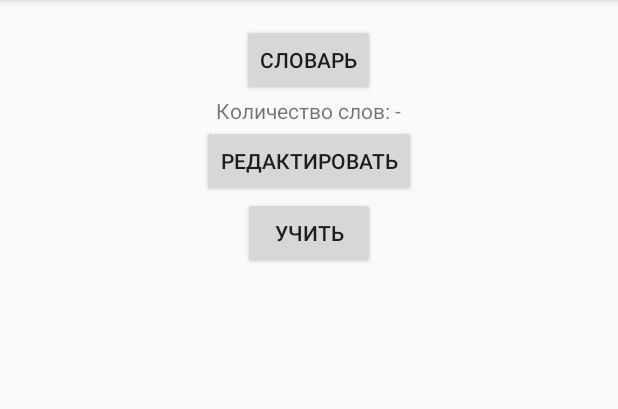
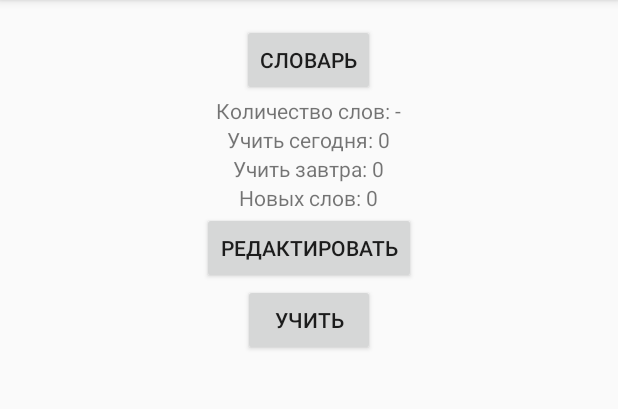
Before and after one commit to antonkoatl/mylearn, an Android app: the screen it shows after launch (MainActivity), on a phone screen of 412 x 824 dp, the part 84-493 px from its top. Run offline under Robolectric (Android 15) with nearby library versions, the phone set to English and light mode, and no system bars; 8 statements that could not run were skipped.

Commit message:
+some dict info on main, fix learn same variants in test

```diff
--- a/app/src/main/java/com/noname/mylearn/LearnAdapter.java
+++ b/app/src/main/java/com/noname/mylearn/LearnAdapter.java
@@ -15,8 +15,8 @@ import java.util.Collections;
 import java.util.List;
 
 public class LearnAdapter extends FragmentStatePagerAdapter {
-    private static final int MILLIS_IN_WEEK = (int) (604800000*0.95);
-    private static final int MILLIS_IN_DAY = (int) (86400000*0.8);
+    public static final int MILLIS_IN_WEEK = (int) (604800000*0.95);
+    public static final int MILLIS_IN_DAY = (int) (86400000*0.8);
 
     DBHelper dbHelper;
     long dictId;
--- a/app/src/main/java/com/noname/mylearn/MainActivity.java
+++ b/app/src/main/java/com/noname/mylearn/MainActivity.java
@@ -6,6 +6,7 @@ import android.content.SharedPreferences.Editor;
 import android.os.Bundle;
 import android.support.v4.app.DialogFragment;
 import android.support.v7.app.ActionBarActivity;
+import android.text.format.Time;
 import android.view.Menu;
 import android.view.MenuItem;
 import android.view.View;
@@ -22,18 +23,24 @@ public class MainActivity extends ActionBarActivity implements DictDialog.Notice
     SharedPreferences sPref;
     final String SAVED_ID_DICT = "saved_id";
 
+    DBHelper dbHelper;
+
     @Override
     protected void onCreate(Bundle savedInstanceState) {
         super.onCreate(savedInstanceState);
         setContentView(R.layout.activity_main);
 
+        dbHelper = DBHelper.getInstance(this);
+
         sPref = getPreferences(MODE_PRIVATE);
         Long idDict = sPref.getLong(SAVED_ID_DICT, -1);
         if(idDict != -1){
-            selectedDict( DBHelper.getInstance(this).getDictById(idDict) );
+            selectedDict( dbHelper.getDictById(idDict) );
         }
 
         dlg1 = new DictDialog();
+
+
     }
 
     /**@Override
@@ -110,7 +117,40 @@ public class MainActivity extends ActionBarActivity implements DictDialog.Notice
         editor.putLong(SAVED_ID_DICT, currentDict.getId());
         editor.apply();
 
+        updateDictInfo();
+
+    }
+
+    void updateDictInfo(){
+        currentDict = dbHelper.getDictById(currentDict.getId());
+
+        Time time = new Time();
+        time.setToNow();
+        long time_last_day = time.toMillis(false) - LearnAdapter.MILLIS_IN_DAY;
+        long time_last_week = time.toMillis(false) - LearnAdapter.MILLIS_IN_WEEK;
+
         TextView textLabel_wordsCount = (TextView) findViewById(R.id.wordsCountTextView);
-        textLabel_wordsCount.setText("Количество слов: " + dict.getWordsCount());
+        textLabel_wordsCount.setText("Количество слов: " + dbHelper.countWords(currentDict.getId(), 10, 100) + "/" + currentDict.getWordsCount());
+
+        TextView textLabel_wordsCount2 = (TextView) findViewById(R.id.main_words_today);
+        int today = dbHelper.countWords(currentDict.getId(), 1, 5);
+        today += dbHelper.countWords(currentDict.getId(), 6, 8, time_last_day);
+        today += dbHelper.countWords(currentDict.getId(), 9, 9, time_last_week);
+        textLabel_wordsCount2.setText("Учить сегодня: " + String.valueOf(today));
+
+        TextView textLabel_wordsCount3 = (TextView) findViewById(R.id.main_words_tomorrow);
+        int tomorrow = dbHelper.countWords(currentDict.getId(), 6, 8);
+        tomorrow += dbHelper.countWords(currentDict.getId(), 9, 9, (long) (time_last_week*0.857));
+        textLabel_wordsCount3.setText("Учить завтра: " + String.valueOf(tomorrow));
+
+        TextView textLabel_wordsCount4 = (TextView) findViewById(R.id.main_words_new);
+        int neww = dbHelper.countWords(currentDict.getId(), 0, 0);
+        textLabel_wordsCount4.setText("Новых слов: " + String.valueOf(neww));
+    }
+
+    @Override
+    public void onResume() {
+        super.onResume();
+        updateDictInfo();
     }
 }
--- a/app/src/main/res/layout/activity_main.xml
+++ b/app/src/main/res/layout/activity_main.xml
@@ -25,7 +25,7 @@
         android:text="Редактировать"
         android:id="@+id/button_editDict"
         android:onClick="buttonClick"
-        android:layout_below="@+id/wordsCountTextView"
+        android:layout_below="@+id/main_words_new"
         android:layout_centerHorizontal="true"/>
 
     <Button
@@ -44,4 +44,28 @@
         android:id="@+id/wordsCountTextView"
         android:layout_below="@+id/button_dict"
         android:layout_centerHorizontal="true"/>
+
+    <TextView
+        android:layout_width="wrap_content"
+        android:layout_height="wrap_content"
+        android:text="Учить сегодня:"
+        android:id="@+id/main_words_today"
+        android:layout_below="@+id/wordsCountTextView"
+        android:layout_centerHorizontal="true"/>
+
+    <TextView
+        android:layout_width="wrap_content"
+        android:layout_height="wrap_content"
+        android:text="Учить завтра:"
+        android:id="@+id/main_words_tomorrow"
+        android:layout_below="@+id/main_words_today"
+        android:layout_centerHorizontal="true"/>
+
+    <TextView
+        android:layout_width="wrap_content"
+        android:layout_height="wrap_content"
+        android:text="Новых слов: "
+        android:id="@+id/main_words_new"
+        android:layout_below="@+id/main_words_tomorrow"
+        android:layout_centerHorizontal="true"/>
 </RelativeLayout>
```
Also changed, not shown: app/src/main/java/com/noname/mylearn/DBHelper.java (+50 -0 lines), app/src/main/java/com/noname/mylearn/LearnFragment.java (+13 -4 lines).
